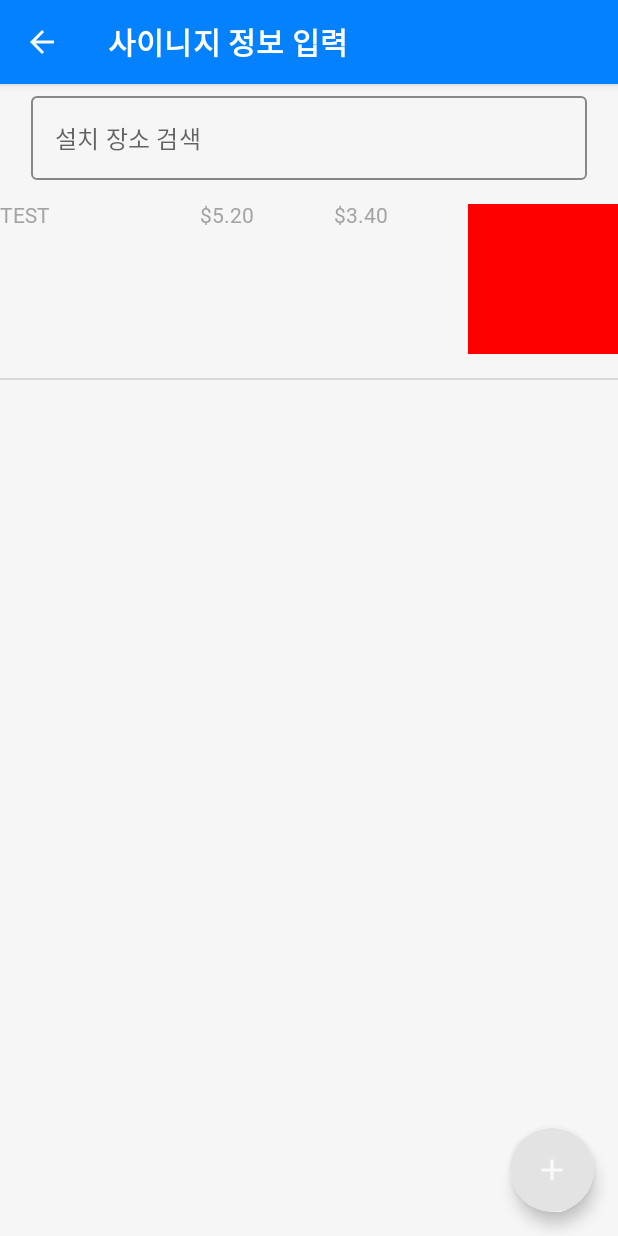
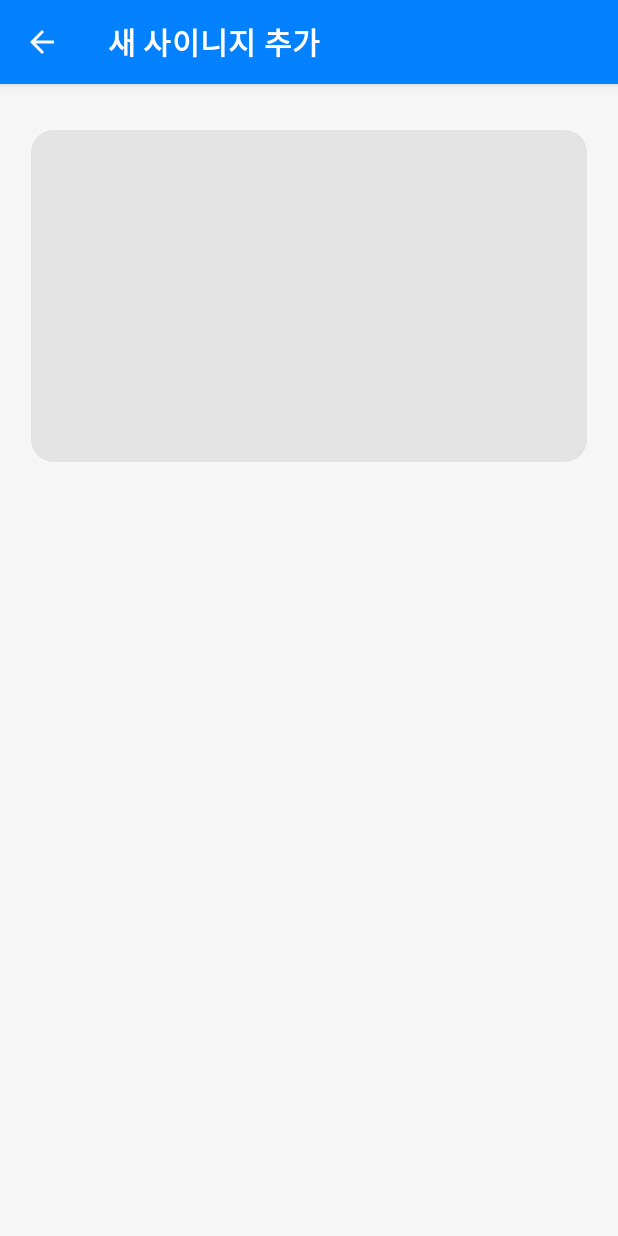
Before and after one commit to HHyoS/SignEz, an Android app built with Jetpack Compose: the SignageInformationScreen screen opened through its navigation route, after a tap on "사이니지 추가", on a phone screen of 412 x 824 dp. Run offline under Robolectric (Android 15) with nearby library versions, the phone set to English and light mode, and no system bars; our stand-ins replace Room's generated code; Roboto replaces fonts that are not available here; 1 other tap on this screen came first.

Commit message:
ezspec -ing

```diff
--- a/projects/SignEzPrototype/app/src/main/java/com/kgh/signezprototype/SignEzApp.kt
+++ b/projects/SignEzPrototype/app/src/main/java/com/kgh/signezprototype/SignEzApp.kt
@@ -76,9 +76,7 @@ fun SignEzTopAppBar(
             backgroundColor = MaterialTheme.colors.background,
             modifier = modifier,
         )
-
     }
-
 }
 
 @Preview
--- a/projects/SignEzPrototype/app/src/main/java/com/kgh/signezprototype/ui/home/HomeScreen.kt
+++ b/projects/SignEzPrototype/app/src/main/java/com/kgh/signezprototype/ui/home/HomeScreen.kt
@@ -22,6 +22,7 @@ import androidx.compose.ui.text.input.ImeAction
 import androidx.compose.ui.text.input.KeyboardType
 import androidx.compose.ui.unit.dp
 import androidx.compose.ui.unit.sp
+import androidx.navigation.NavHostController
 import com.kgh.signezprototype.SignEzTopAppBar
 import com.kgh.signezprototype.fields.EditNumberField
 import com.kgh.signezprototype.ui.theme.SignEzPrototypeTheme
@@ -37,7 +38,7 @@ object HomeDestination : NavigationDestination {
 fun HomeScreen(
     navigateToPicture: () -> Unit,
     navigateToVideo: () -> Unit,
-    navigateToSignageList: () -> Unit
+    navigateToSignageList: () -> Unit,
     ) {
     val focusManager = LocalFocusManager.current
     val sWidth = remember { mutableStateOf("") } // 사이니지
--- a/projects/SignEzPrototype/app/src/main/java/com/kgh/signezprototype/ui/navigation/SignEzNavGraph.kt
+++ b/projects/SignEzPrototype/app/src/main/java/com/kgh/signezprototype/ui/navigation/SignEzNavGraph.kt
@@ -14,9 +14,7 @@ import com.kgh.signezprototype.ui.AppViewModelProvider
 import com.kgh.signezprototype.ui.home.HomeDestination
 import com.kgh.signezprototype.ui.home.HomeScreen
 import com.kgh.signezprototype.ui.inputs.*
-import com.kgh.signezprototype.ui.signage.SignageInformationScreen
-import com.kgh.signezprototype.ui.signage.SignageList
-import com.kgh.signezprototype.ui.signage.SignageListScreenDestination
+import com.kgh.signezprototype.ui.signage.*
 
 @Composable
 fun SignEzNavHost(
@@ -35,7 +33,7 @@ fun SignEzNavHost(
             HomeScreen(
                 navigateToVideo = { navController.navigate(VideoScreenDestination.route) },
                 navigateToPicture = { navController.navigate(PictureScreenDestination.route) },
-                navigateToSignageList = { navController.navigate(SignageListScreenDestination.route) }
+                navigateToSignageList = { navController.navigate(SignageListScreenDestination.route) },
             )
         }
 
@@ -63,7 +61,12 @@ fun SignEzNavHost(
             SignageInformationScreen(
                 onItemClick = {},
                 modifier = Modifier,
+                navController = navController
             )
+        }
+
+        composable(route = AddSignageDestination.route) {
+            AddSignageScreen()
         }
 
     }
--- /dev/null
+++ b/projects/SignEzPrototype/app/src/main/java/com/kgh/signezprototype/ui/signage/AddSignage.kt
@@ -0,0 +1,75 @@
+package com.kgh.signezprototype.ui.signage
+
+import android.graphics.Bitmap
+import androidx.compose.foundation.Image
+import androidx.compose.foundation.background
+import androidx.compose.foundation.clickable
+import androidx.compose.foundation.layout.*
+import androidx.compose.foundation.shape.RoundedCornerShape
+import androidx.compose.material.FloatingActionButton
+import androidx.compose.material.Icon
+import androidx.compose.material.Text
+import androidx.compose.material.icons.Icons
+import androidx.compose.material.icons.filled.Add
+import androidx.compose.runtime.*
+import androidx.compose.ui.Alignment
+import androidx.compose.ui.Modifier
+import androidx.compose.ui.draw.clip
+import androidx.compose.ui.graphics.Color
+import androidx.compose.ui.graphics.asImageBitmap
+import androidx.compose.ui.platform.LocalFocusManager
+import androidx.compose.ui.unit.dp
+import com.kgh.signezprototype.SignEzTopAppBar
+import com.kgh.signezprototype.data.entities.Signage
+import com.kgh.signezprototype.ui.inputs.PictureAnalysis
+import com.kgh.signezprototype.ui.inputs.PictureScreenDestination
+import com.kgh.signezprototype.ui.navigation.NavigationDestination
+import com.kgh.signezprototype.ui.theme.OneBGBlue
+import com.kgh.signezprototype.ui.theme.OneBGDarkGrey
+import com.kgh.signezprototype.ui.theme.OneBGGrey
+
+object AddSignageDestination : NavigationDestination {
+    override val route = "AddSignage"
+    override val titleRes = "Add Signage"
+}
+
+
+@Composable
+fun AddSignageScreen(modifier:Modifier = Modifier) {
+
+    var bitmap = Bitmap.createBitmap(100, 100, Bitmap.Config.ARGB_8888)
+    val focusManager = LocalFocusManager.current
+
+    androidx.compose.material.Scaffold(
+        modifier = Modifier
+            .clickable(onClick = { focusManager.clearFocus() })
+            .background(OneBGGrey),
+        topBar = {
+            SignEzTopAppBar(
+                title = "새 사이니지 추가",
+                canNavigateBack = true
+            )
+        },
+    ) { innerPadding ->
+        Spacer(modifier = modifier.padding(innerPadding))
+        Box(
+            modifier = Modifier.fillMaxSize(),
+            contentAlignment = Alignment.TopCenter
+        ) {
+            Column {
+                Spacer(modifier = modifier.padding(15.dp))
+                Image(
+                    bitmap = bitmap.asImageBitmap(),
+                    contentDescription = "rep Image",
+                    modifier = Modifier
+                        .fillMaxWidth(0.9f)
+                        .fillMaxHeight(0.3f)
+                        .clip(RoundedCornerShape(15.dp))
+                        .background(color = OneBGDarkGrey)
+                )
+//                PictureAnalysis()
+            }
+
+        }
+    }
+}
--- a/projects/SignEzPrototype/app/src/main/java/com/kgh/signezprototype/ui/signage/SignageListView.kt
+++ b/projects/SignEzPrototype/app/src/main/java/com/kgh/signezprototype/ui/signage/SignageListView.kt
@@ -2,11 +2,12 @@ package com.kgh.signezprototype.ui.signage
 
 import android.graphics.Bitmap
 import android.graphics.BitmapFactory
-import androidx.compose.foundation.Image
-import androidx.compose.foundation.clickable
+import androidx.compose.foundation.*
 import androidx.compose.foundation.layout.*
 import androidx.compose.foundation.lazy.LazyColumn
 import androidx.compose.foundation.lazy.items
+import androidx.compose.foundation.shape.CircleShape
+import androidx.compose.foundation.shape.RoundedCornerShape
 import androidx.compose.foundation.text.KeyboardActions
 import androidx.compose.foundation.text.KeyboardOptions
 import androidx.compose.material.*
@@ -18,6 +19,7 @@ import androidx.compose.runtime.R
 import androidx.compose.ui.Alignment
 import androidx.compose.ui.ExperimentalComposeUiApi
 import androidx.compose.ui.Modifier
+import androidx.compose.ui.draw.clip
 import androidx.compose.ui.graphics.Color
 import androidx.compose.ui.graphics.asImageBitmap
 import androidx.compose.ui.platform.LocalFocusManager
@@ -25,13 +27,21 @@ import androidx.compose.ui.platform.LocalSoftwareKeyboardController
 import androidx.compose.ui.res.stringResource
 import androidx.compose.ui.text.font.FontWeight
 import androidx.compose.ui.text.input.ImeAction
+import androidx.compose.ui.text.style.TextAlign
+import androidx.compose.ui.unit.Dp
 import androidx.compose.ui.unit.dp
+import androidx.compose.ui.unit.sp
 import androidx.lifecycle.viewmodel.compose.viewModel
+import androidx.navigation.NavHostController
 import com.kgh.signezprototype.SignEzTopAppBar
 import com.kgh.signezprototype.data.entities.Signage
 import com.kgh.signezprototype.ui.AppViewModelProvider
+import com.kgh.signezprototype.ui.inputs.VideoScreenDestination
 import com.kgh.signezprototype.ui.navigation.NavigationDestination
+import com.kgh.signezprototype.ui.theme.OneBGBlue
+import com.kgh.signezprototype.ui.theme.OneBGGrey
 import java.text.NumberFormat
+import java.util.*
 
 object SignageListScreenDestination : NavigationDestination {
     override val route = "SignageList"
@@ -40,13 +50,17 @@ object SignageListScreenDestination : NavigationDestination {
 @Composable
 fun SignageInformationScreen(
     onItemClick: (Signage) -> Unit,
-    modifier: Modifier = Modifier,) {
+    modifier: Modifier = Modifier,
+    navController:NavHostController
+    ) {
 
     val focusManager = LocalFocusManager.current
+    var selectedId:Long by remember { mutableStateOf(-1)}
 
     androidx.compose.material.Scaffold(
         modifier = Modifier
-            .clickable(onClick = { focusManager.clearFocus() }),
+            .clickable(onClick = { focusManager.clearFocus() })
+            .background(OneBGGrey),
         topBar = {
             SignEzTopAppBar(
                 title = "사이니지 정보 입력",
@@ -55,19 +69,19 @@ fun SignageInformationScreen(
         },
         floatingActionButton = {
             FloatingActionButton(
-                onClick = {  }, //navigateToEditItem(uiState.value.id)
-                modifier = Modifier.navigationBarsPadding()
+                onClick = { navController.navigate(AddSignageDestination.route) }, //navigateToEditItem(uiState.value.id)
+                modifier = Modifier.navigationBarsPadding(),
+                backgroundColor = OneBGBlue
             ) {
                 Icon(
                     imageVector = Icons.Default.Add,
                     contentDescription = "사이니지 추가",
-                    tint = MaterialTheme.colors.onPrimary
+                    tint = Color.White
                 )
             }
         },
     ){ innerPadding ->
         Spacer(modifier = modifier.padding(innerPadding))
-
         Column(
             modifier = modifier
                 .fillMaxWidth(),
@@ -79,7 +93,29 @@ fun SignageInformationScreen(
             ) {
                 Column(horizontalAlignment = Alignment.CenterHorizontally) {
                     SearchBar()
-                    SignageList(onItemClick = onItemClick)
+                    Spacer(modifier.padding(10.dp))
+                    Text(text = "전체 사이니지",
+                        modifier=modifier
+                            .align(alignment=Alignment.Start),
+                        fontWeight = FontWeight.Bold,
+                        color = Color.Black
+                    )
+                    Box(
+                        modifier = Modifier
+                            .fillMaxSize(0.9F)
+                            .background(Color.White,shape=RoundedCornerShape(10.dp)),
+                        contentAlignment = Alignment.TopCenter
+                    ) {
+                        SignageList(onItemClick = { signage ->
+                            run {
+                                if (selectedId == signage.id) {
+                                    selectedId = -1
+                                } else {
+                                    selectedId = signage.id
+                                }
+                            }
+                        }, selectedId = selectedId)
+                    }
                 }
             }
         }
@@ -91,7 +127,8 @@ fun SignageInformationScreen(
 fun SignageList(
     onItemClick: (Signage) -> Unit,
     modifier: Modifier = Modifier,
-    viewModel: SignageViewModel = viewModel(factory = AppViewModelProvider.Factory)
+    viewModel: SignageViewModel = viewModel(factory = AppViewModelProvider.Factory),
+    selectedId: Long
 ) {
     val signageListState by viewModel.signageListState.collectAsState()
     val itemList = signageListState.itemList
@@ -103,7 +140,9 @@ fun SignageList(
     } else {
         LazyColumn(modifier = modifier, verticalArrangement = Arrangement.spacedBy(8.dp)) {
             items(items = itemList, key = { it.id }) { item ->
-                InventoryItem(signage = item, onItemClick = onItemClick)
+                InventoryItem(signage = item,
+                    onItemClick = onItemClick,
+                selectedId=selectedId)
                 Divider()
             }
         }
@@ -114,37 +153,50 @@ fun SignageList(
 private fun InventoryItem(
     signage: Signage,
     onItemClick: (Signage) -> Unit,
-    modifier: Modifier = Modifier
+    modifier: Modifier = Modifier,
+    selectedId:Long
 ) {
     Row(modifier = modifier
         .fillMaxWidth()
         .clickable { onItemClick(signage) }
-        .padding(vertical = 16.dp)
+        .padding(vertical = 4.dp),
+        horizontalArrangement = Arrangement.Start,
+        verticalAlignment = Alignment.CenterVertically
     ) {
         var bitmap:Bitmap
-        Text(
-            text = signage.name,
-            modifier = Modifier.weight(1.5f),
-            fontWeight = FontWeight.Bold
-        )
-        Text(
-            text = NumberFormat.getCurrencyInstance().format(signage.width),
-            modifier = Modifier.weight(1.0f)
-        )
-        Text(
-            text = NumberFormat.getCurrencyInstance().format(signage.height),
-            modifier = Modifier.weight(1.0f)
-        )
+        RadioButton(
+            selectedId==signage.id,
+            onClick = { onItemClick(signage)},
+            enabled=true
+        ) // 라디오 버튼
         signage.repImg?.let { byteArray ->
             byteArray.let {
                 bitmap = byteArrayToBitmap(it)
                 Image(
                     bitmap = bitmap.asImageBitmap(),
                     contentDescription = "Signage Image",
-                    modifier = Modifier.size(100.dp)
+                    modifier = Modifier
+                        .size(60.dp)
+                        .clip(RoundedCornerShape(15.dp))
                 )
             }
-        }
+        } // 대표 이미지
+        Column (modifier=modifier.padding(start=16.dp)) {
+            Text(
+                text = signage.name,
+                fontWeight = FontWeight.Bold,
+                color=Color.Black,
+                fontSize = 20.sp,
+            )
+            Row (modifier=modifier.padding()) {
+                Text (
+                    text = "W : " + NumberFormat.getNumberInstance(Locale.getDefault()).format(signage.width)+"mm / ",
+                )
+                Text(
+                    text = "H : " + NumberFormat.getNumberInstance(Locale.getDefault()).format(signage.height)+"mm",
+                )
+            }
+        } // 텍스트 공간
     }
 }
 
@@ -176,6 +228,61 @@ fun SearchBar(
     )
 }
 
+@Composable
+fun CheckboxRow(
+    text: String,
+    selected: Boolean,
+    onOptionSelected: () -> Unit,
+    modifier: Modifier = Modifier,
+) {
+    Surface(
+        shape = MaterialTheme.shapes.small,
+        color = if (selected) {
+            MaterialTheme.colors.onPrimary
+        } else {
+            MaterialTheme.colors.secondary
+        },
+        border = BorderStroke(
+            width = 1.dp,
+            color = if (selected) {
+                MaterialTheme.colors.onPrimary
+            } else {
+                MaterialTheme.colors.secondary
+            }
+        ),
+        modifier = modifier
+            .clip(MaterialTheme.shapes.small)
+            .clickable(onClick = onOptionSelected)
+    ) {
+        Row(
+            modifier = Modifier
+                .fillMaxWidth()
+                .padding(16.dp),
+            verticalAlignment = Alignment.CenterVertically
+        ) {
+            Text(text, Modifier.weight(1f))
+            Box(Modifier.padding(8.dp)) {
+                Checkbox(selected, onCheckedChange = null)
+            }
+        }
+    }
+}
+
+@Composable
+fun RoundedBox(
+    modifier: Modifier = Modifier,
+    backgroundColor: Color = Color.Gray,
+    cornerRadius: Dp = 8.dp,
+    content: @Composable () -> Unit
+) {
+    Box(
+        modifier = modifier
+            .background(color = backgroundColor, shape = RoundedCornerShape(cornerRadius))
+    ) {
+        content()
+    }
+}
+
 fun byteArrayToBitmap(byteArray: ByteArray): Bitmap {
     val options = BitmapFactory.Options()
     return BitmapFactory.decodeByteArray(byteArray, 0, byteArray.size, options)
--- a/projects/SignEzPrototype/app/src/main/java/com/kgh/signezprototype/ui/signage/SignageViewModel.kt
+++ b/projects/SignEzPrototype/app/src/main/java/com/kgh/signezprototype/ui/signage/SignageViewModel.kt
@@ -10,10 +10,7 @@ import androidx.lifecycle.viewModelScope
 import com.kgh.signezprototype.data.Converters
 import com.kgh.signezprototype.data.entities.Signage
 import com.kgh.signezprototype.data.repository.SignagesRepository
-import kotlinx.coroutines.flow.SharingStarted
-import kotlinx.coroutines.flow.StateFlow
-import kotlinx.coroutines.flow.map
-import kotlinx.coroutines.flow.stateIn
+import kotlinx.coroutines.flow.*
 import kotlinx.coroutines.launch
 import java.io.ByteArrayOutputStream
 
@@ -26,6 +23,12 @@ class SignageViewModel(private val signageRepository: SignagesRepository) : View
                  started = SharingStarted.WhileSubscribed(TIMEOUT_MILLIS),
                  initialValue = SignageListState()
              )
+    private val _selectedSignageId = MutableStateFlow<Long?>(null)
+    val selectedSignageId: StateFlow<Long?> get() = _selectedSignageId
+
+    fun setSelectedSignageId(id: Long) {
+        _selectedSignageId.value = id
+    }
 
     companion object {
         private const val TIMEOUT_MILLIS = 5_000L
@@ -46,9 +49,9 @@ class SignageViewModel(private val signageRepository: SignagesRepository) : View
         val byteArray = outputStream.toByteArray()
         Log.d("testing",byteArray.size.toString() )
 
-        val testAnalysisResult = Signage(id = 2L,
+        val testAnalysisResult = Signage(id = 3L,
             name="TEST",
-            height =3.4,
+            height =5.4,
             width=5.2,
             heightCabinetNumber = 5,
             widthCabinetNumber = 7,
```
